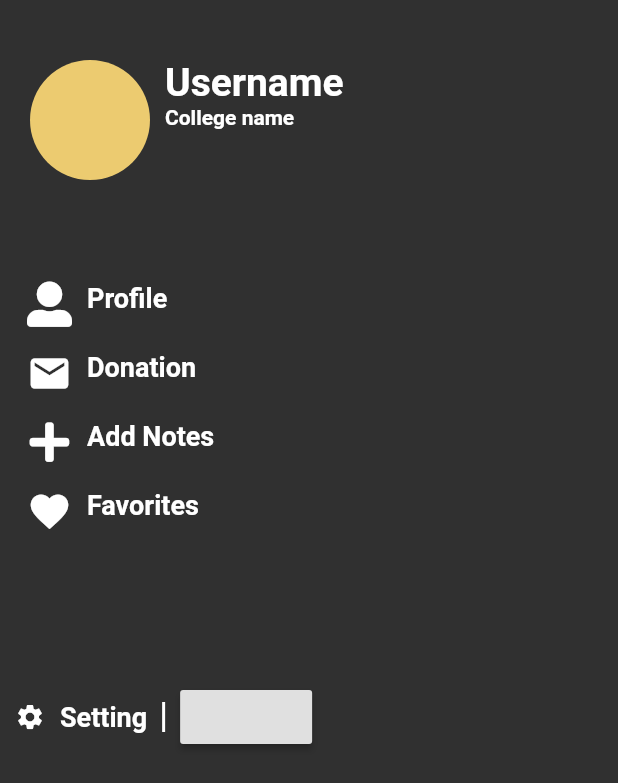
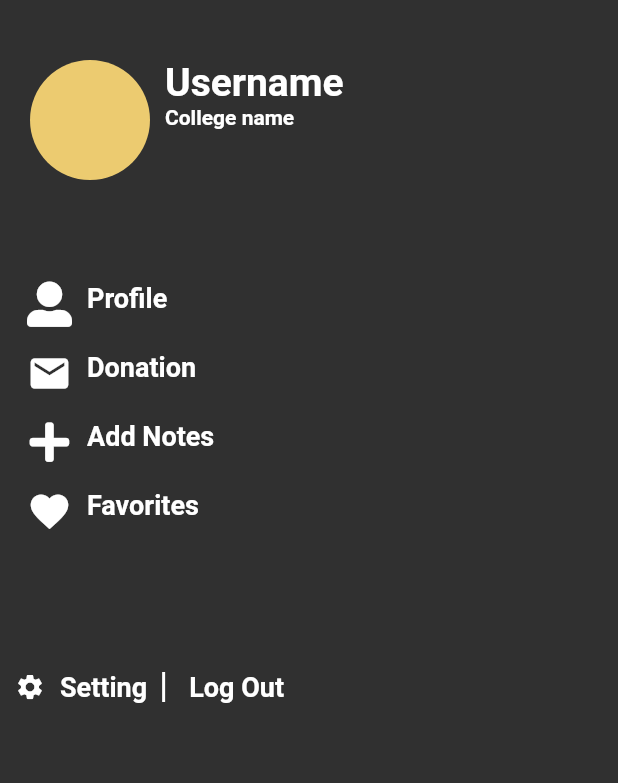
Before and after one commit to yasharth291/notenexus, a Flutter app: the DrawerScreen widget shown alone on an empty page, opened directly, on a phone screen of 412 x 824 dp. Shown: the top 783 px of the screen. Run offline on Flutter 3.47's test engine with Material 2 defaults, Android fonts, the phone set to English and light mode, and no system bars; our stand-ins replace flutter_icons, font_awesome_flutter, google_fonts, google_sign_in, rflutter_alert, shared_preferences; accounts and stored records are empty.

Commit message:
Update drawerScreen.dart

```diff
--- a/lib/screen/drawerScreen.dart
+++ b/lib/screen/drawerScreen.dart
@@ -91,7 +91,7 @@ class _DrawerScreenState extends State<DrawerScreen> {
             ).toList(),
           ),
           SizedBox(
-            height: 90,
+            height: 70,
           ),
           Row(
             children: [
@@ -111,12 +111,21 @@ class _DrawerScreenState extends State<DrawerScreen> {
                 height: 20,
                 color: Colors.white
               ),
-              SizedBox(width: 10),
-              RaisedButton(
+              SizedBox(width: 0),
+              FlatButton(
+                child : Text(
+                  "Log Out",
+                  style: TextStyle(
+                    color: Colors.white,
+                    fontSize: 18,
+                    fontWeight: FontWeight.bold,
+                  ),
+                ),
                 onPressed: (){
                   logout(context);
                 },
-                textColor: Colors.deepPurpleAccent,
+                textColor: Colors.white,
+                color: Colors.transparent,
               ),
             ],
           ),
```
